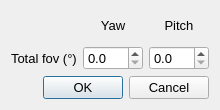
Old version of the form papywizard/view/totalFovDialog.ui in the repository bingostar89/Papywizard.
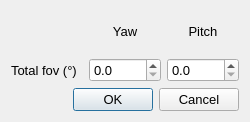
New version of the form. Icons and pictures are not drawn.

Patch:
```diff
--- a/papywizard/view/totalFovDialog.ui
+++ b/papywizard/view/totalFovDialog.ui
@@ -5,8 +5,8 @@
    <rect>
     <x>0</x>
     <y>0</y>
-    <width>220</width>
-    <height>110</height>
+    <width>250</width>
+    <height>122</height>
    </rect>
   </property>
   <property name="font" >
@@ -29,11 +29,6 @@
     <layout class="QGridLayout" name="gridLayout" >
      <item row="0" column="1" >
       <widget class="QLabel" name="label" >
-       <property name="font" >
-        <font>
-         <pointsize>10</pointsize>
-        </font>
-       </property>
        <property name="text" >
         <string>Yaw</string>
        </property>
@@ -44,11 +39,6 @@
      </item>
      <item row="0" column="2" >
       <widget class="QLabel" name="label_3" >
-       <property name="font" >
-        <font>
-         <pointsize>10</pointsize>
-        </font>
-       </property>
        <property name="text" >
         <string>Pitch</string>
        </property>
@@ -59,11 +49,6 @@
      </item>
      <item row="1" column="0" >
       <widget class="QLabel" name="label_2" >
-       <property name="font" >
-        <font>
-         <pointsize>10</pointsize>
-        </font>
-       </property>
        <property name="text" >
         <string>Total fov (°)</string>
        </property>
@@ -71,11 +56,6 @@
      </item>
      <item row="1" column="1" >
       <widget class="QDoubleSpinBox" name="yawFovDoubleSpinBox" >
-       <property name="font" >
-        <font>
-         <pointsize>10</pointsize>
-        </font>
-       </property>
        <property name="decimals" >
         <number>1</number>
        </property>
@@ -86,11 +66,6 @@
      </item>
      <item row="1" column="2" >
       <widget class="QDoubleSpinBox" name="pitchFovDoubleSpinBox" >
-       <property name="font" >
-        <font>
-         <pointsize>10</pointsize>
-        </font>
-       </property>
        <property name="decimals" >
         <number>1</number>
        </property>
```
Left out of the diff: 8 changed lines with no effect on the pictures.
